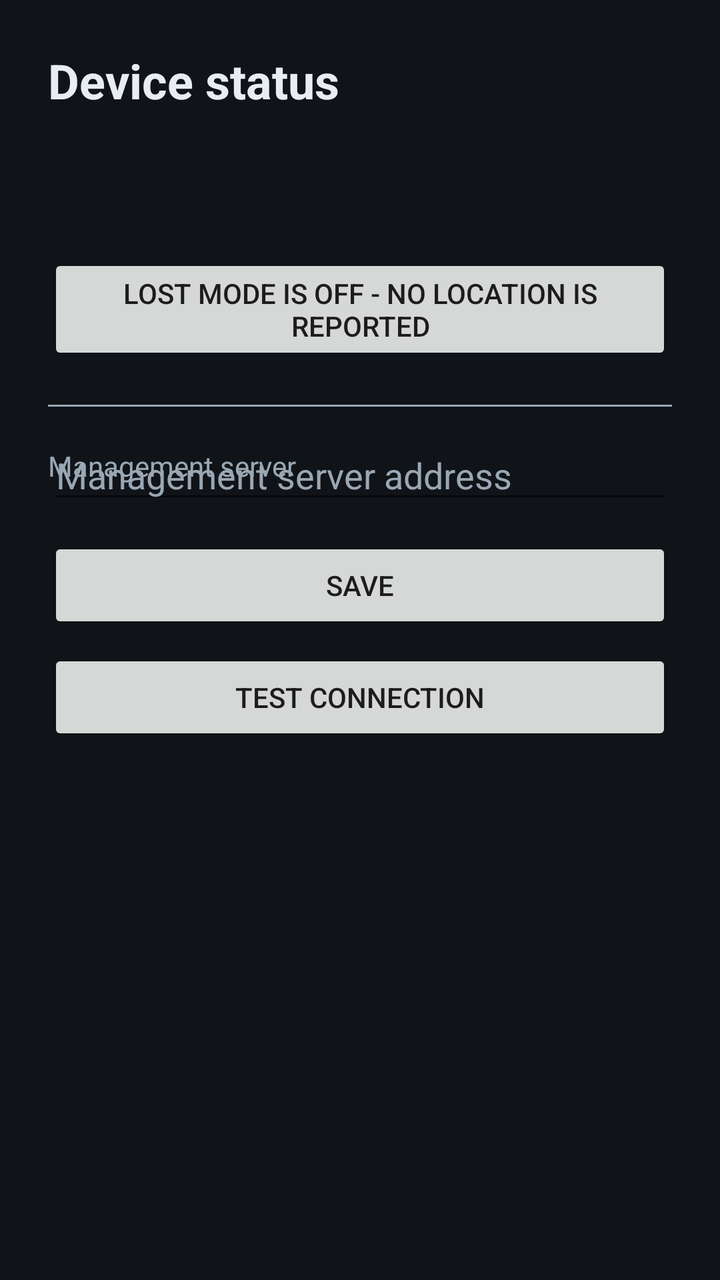
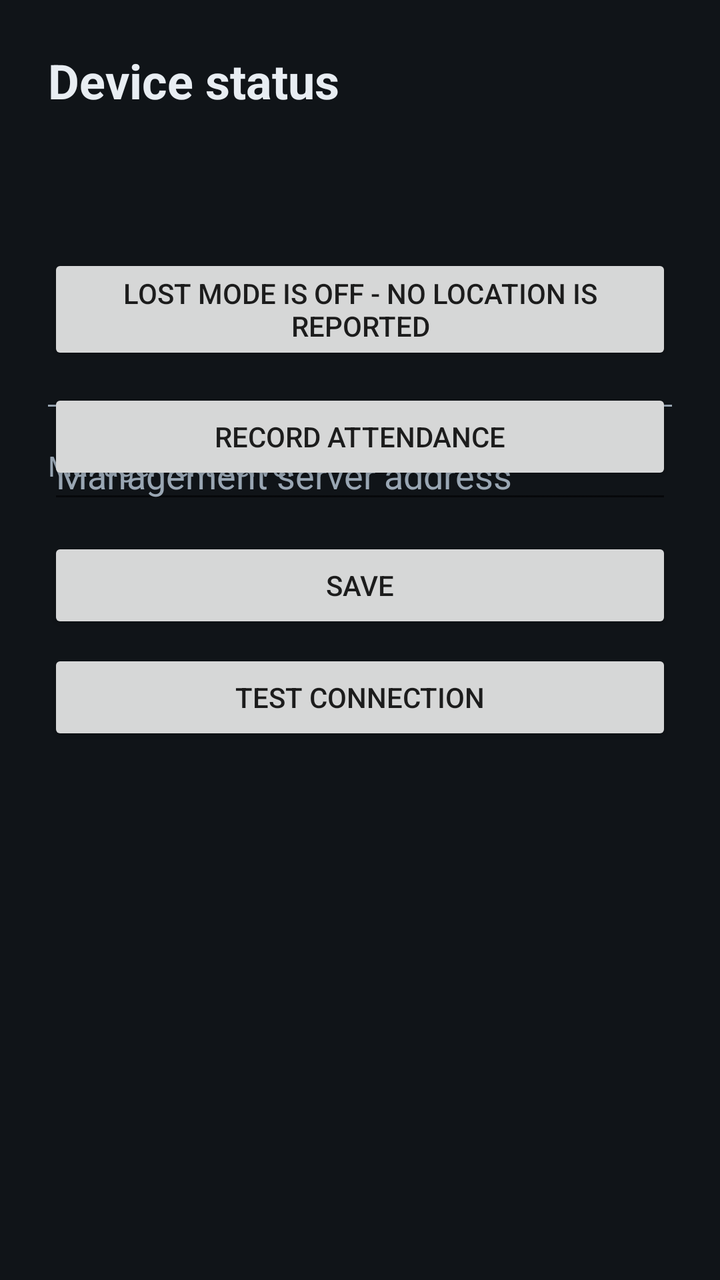

The first picture is an Android layout as it rendered before a commit; the second is the same layout after the commit. The layout source and the unified diff follow.
<!-- AndroidManifest.xml: application theme Theme.PRF -->
<!-- res/layout/activity_settings.xml -->
<?xml version="1.0" encoding="utf-8"?>
<androidx.constraintlayout.widget.ConstraintLayout xmlns:android="http://schemas.android.com/apk/res/android"
    xmlns:app="http://schemas.android.com/apk/res-auto"
    android:layout_width="match_parent"
    android:layout_height="match_parent"
    android:background="@color/prf_bg"
    android:padding="24dp">

    <TextView
        android:id="@+id/titleText"
        android:layout_width="0dp"
        android:layout_height="wrap_content"
        android:text="@string/settings_title"
        android:textColor="@color/prf_text"
        android:textSize="24sp"
        android:textStyle="bold"
        app:layout_constraintTop_toTopOf="parent"
        app:layout_constraintStart_toStartOf="parent"
        app:layout_constraintEnd_toEndOf="parent" />

    <TextView
        android:id="@+id/statusText"
        android:layout_width="0dp"
        android:layout_height="wrap_content"
        android:layout_marginTop="12dp"
        android:textColor="@color/prf_text_dim"
        android:textSize="14sp"
        app:layout_constraintTop_toBottomOf="@id/titleText"
        app:layout_constraintStart_toStartOf="parent"
        app:layout_constraintEnd_toEndOf="parent" />

    <TextView
        android:id="@+id/syncText"
        android:layout_width="0dp"
        android:layout_height="wrap_content"
        android:layout_marginTop="6dp"
        android:textColor="@color/prf_text_dim"
        android:textSize="13sp"
        app:layout_constraintTop_toBottomOf="@id/statusText"
        app:layout_constraintStart_toStartOf="parent"
        app:layout_constraintEnd_toEndOf="parent" />

    <Button
        android:id="@+id/lostModeButton"
        android:layout_width="0dp"
        android:layout_height="wrap_content"
        android:layout_marginTop="16dp"
        android:text="@string/mdm_lost_mode_off"
        app:layout_constraintTop_toBottomOf="@id/syncText"
        app:layout_constraintStart_toStartOf="parent"
        app:layout_constraintEnd_toEndOf="parent" />

    <View
        android:id="@+id/divider"
        android:layout_width="0dp"
        android:layout_height="1dp"
        android:layout_marginTop="20dp"
        android:background="@color/prf_text_dim"
        app:layout_constraintTop_toBottomOf="@id/lostModeButton"
        app:layout_constraintStart_toStartOf="parent"
        app:layout_constraintEnd_toEndOf="parent" />

    <TextView
        android:layout_width="0dp"
        android:layout_height="wrap_content"
        android:layout_marginTop="20dp"
        android:text="@string/settings_server_header"
        android:textColor="@color/prf_text_dim"
        android:textSize="14sp"
        app:layout_constraintTop_toBottomOf="@id/divider"
        app:layout_constraintStart_toStartOf="parent"
        app:layout_constraintEnd_toEndOf="parent" />

    <EditText
        android:id="@+id/serverInput"
        android:layout_width="0dp"
        android:layout_height="wrap_content"
        android:layout_marginTop="12dp"
        android:hint="@string/settings_server_hint"
        android:inputType="textUri"
        android:autofillHints="url"
        android:textColor="@color/prf_text"
        android:textColorHint="@color/prf_text_dim"
        app:layout_constraintTop_toBottomOf="@id/divider"
        app:layout_constraintStart_toStartOf="parent"
        app:layout_constraintEnd_toEndOf="parent" />

    <Button
        android:id="@+id/saveButton"
        android:layout_width="0dp"
        android:layout_height="wrap_content"
        android:layout_marginTop="12dp"
        android:text="@string/settings_save"
        app:layout_constraintTop_toBottomOf="@id/serverInput"
        app:layout_constraintStart_toStartOf="parent"
        app:layout_constraintEnd_toEndOf="parent" />

    <Button
        android:id="@+id/testButton"
        android:layout_width="0dp"
        android:layout_height="wrap_content"
        android:layout_marginTop="8dp"
        android:text="@string/settings_test"
        app:layout_constraintTop_toBottomOf="@id/saveButton"
        app:layout_constraintStart_toStartOf="parent"
        app:layout_constraintEnd_toEndOf="parent" />

    <TextView
        android:id="@+id/testResultText"
        android:layout_width="0dp"
        android:layout_height="wrap_content"
        android:layout_marginTop="8dp"
        android:textColor="@color/prf_text_dim"
        android:textSize="13sp"
        app:layout_constraintTop_toBottomOf="@id/testButton"
        app:layout_constraintStart_toStartOf="parent"
        app:layout_constraintEnd_toEndOf="parent" />

</androidx.constraintlayout.widget.ConstraintLayout>
<!-- resources referenced by this layout -->
<resources>
  <color name="prf_bg">#101418</color>
  <color name="prf_text">#E8EDF2</color>
  <color name="prf_text_dim">#9AA7B4</color>
  <string name="mdm_lost_mode_off">Lost mode is OFF - no location is reported</string>
  <string name="settings_save">Save</string>
  <string name="settings_server_header">Management server</string>
  <string name="settings_server_hint">Management server address</string>
  <string name="settings_test">Test connection</string>
  <string name="settings_title">Device status</string>
  <style name="Theme.PRF" parent="Theme.MaterialComponents.DayNight.NoActionBar">
          <item name="colorPrimary">@color/prf_accent</item>
          <item name="colorPrimaryVariant">@color/prf_accent</item>
          <item name="colorOnPrimary">@android:color/white</item>
          <item name="colorSecondary">@color/prf_ok</item>
          <item name="colorOnSecondary">@android:color/black</item>
          <item name="android:colorBackground">@color/prf_bg</item>
          <item name="colorSurface">@color/prf_surface</item>
          <item name="colorOnSurface">@color/prf_text</item>
          <item name="android:statusBarColor" tools:targetApi="l">@color/prf_bg</item>
          <item name="android:windowLightStatusBar" tools:targetApi="m">false</item>
      </style>
  <color name="prf_accent">#2E7DFF</color>
  <color name="prf_ok">#35C48D</color>
  <color name="prf_surface">#1A2027</color>
</resources>

<!-- the commit's change to res/layout/activity_settings.xml (unified diff, before → after) -->
@@ -47,6 +47,17 @@
         android:layout_marginTop="16dp"
         android:text="@string/mdm_lost_mode_off"
         app:layout_constraintTop_toBottomOf="@id/syncText"
+        app:layout_constraintStart_toStartOf="parent"
+        app:layout_constraintEnd_toEndOf="parent" />
+
+    
+    <Button
+        android:id="@+id/attendanceButton"
+        android:layout_width="0dp"
+        android:layout_height="wrap_content"
+        android:layout_marginTop="12dp"
+        android:text="@string/att_open"
+        app:layout_constraintTop_toBottomOf="@id/lostModeButton"
         app:layout_constraintStart_toStartOf="parent"
         app:layout_constraintEnd_toEndOf="parent" />
 
<!-- resource entries referenced after the edit -->
@@ -3,6 +3,7 @@
   <color name="prf_bg">#101418</color>
   <color name="prf_text">#E8EDF2</color>
   <color name="prf_text_dim">#9AA7B4</color>
+  <string name="att_open">Record attendance</string>
   <string name="mdm_lost_mode_off">Lost mode is OFF - no location is reported</string>
   <string name="settings_save">Save</string>
   <string name="settings_server_header">Management server</string>
